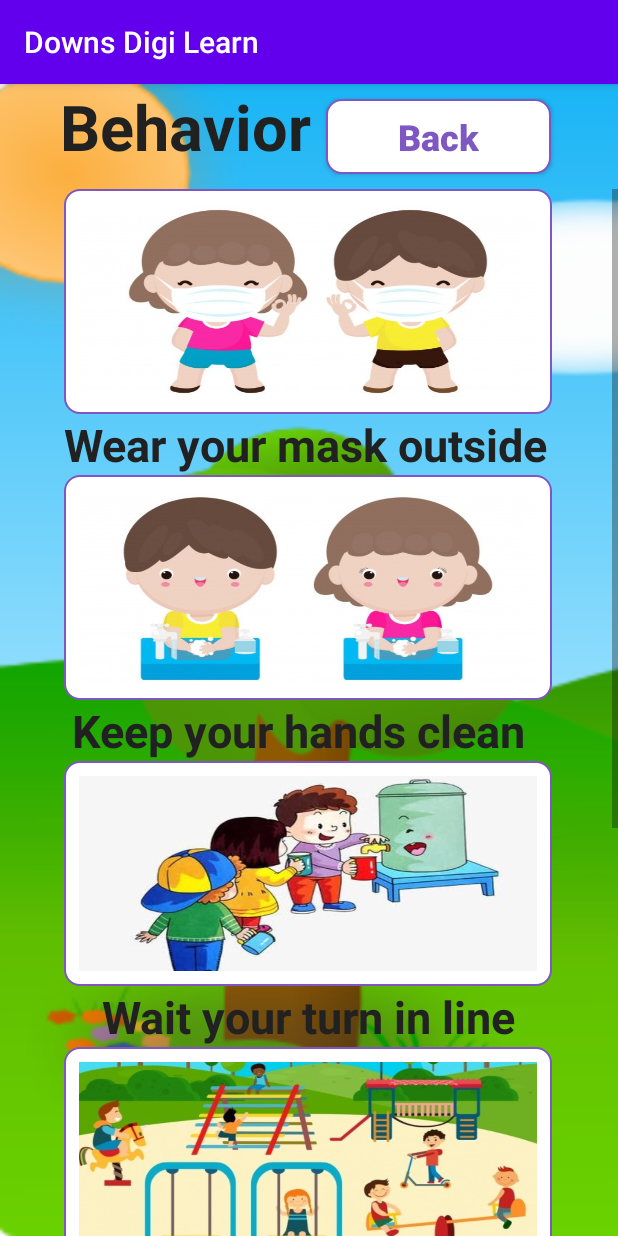
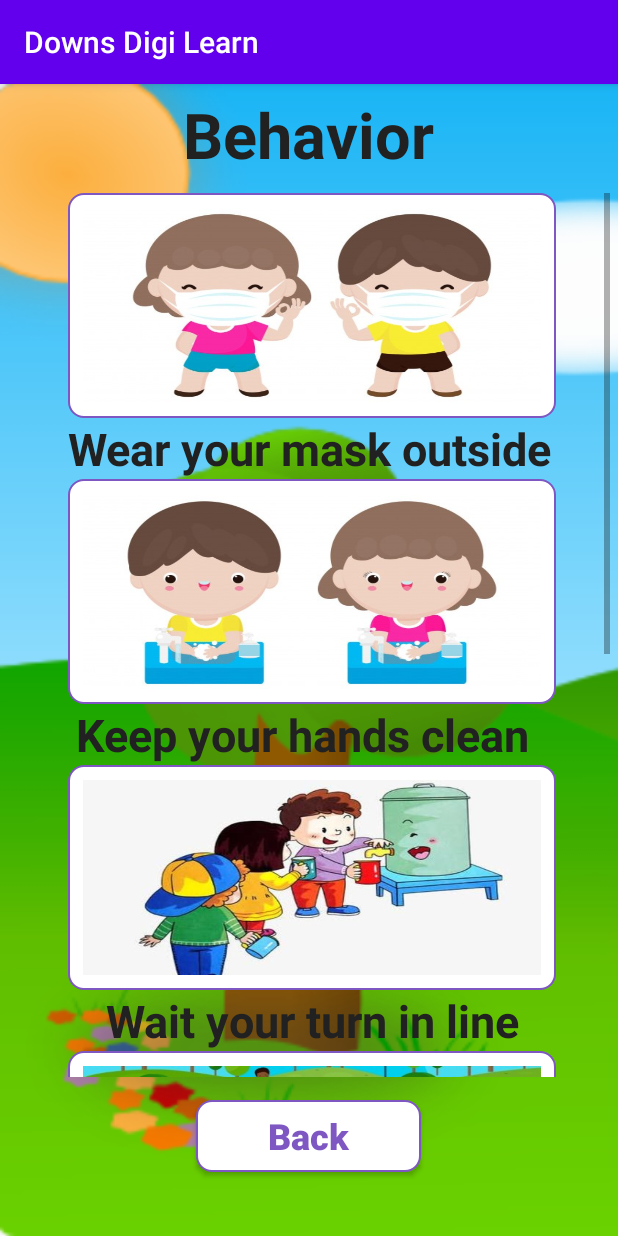
Before and after one commit to Wil6group/Wil6App, an Android app: the Behavior screen opened directly, with no data from a screen before it, on a phone screen of 412 x 824 dp. Run offline under Robolectric (Android 15) with nearby library versions, the phone set to English and light mode, and no system bars.

Commit message:
fixed text alignemnt

```diff
--- a/app/src/main/res/layout/activity_anagram_menu.xml
+++ b/app/src/main/res/layout/activity_anagram_menu.xml
@@ -200,9 +200,7 @@
         android:layout_width="wrap_content"
         android:layout_height="wrap_content"
         android:layout_gravity="center_horizontal"
-        android:layout_marginStart="29dp"
         android:layout_marginTop="15dp"
-        android:layout_marginEnd="100dp"
         android:layout_marginBottom="38dp"
         android:text="Anagram Games"
         android:textColor="@color/Black"
@@ -210,6 +208,7 @@
         android:textStyle="bold"
         app:layout_constraintBottom_toTopOf="@+id/button"
         app:layout_constraintEnd_toEndOf="parent"
+        app:layout_constraintHorizontal_bias="0.5"
         app:layout_constraintStart_toStartOf="parent"
         app:layout_constraintTop_toTopOf="parent" />
 </androidx.constraintlayout.widget.ConstraintLayout>
--- a/app/src/main/res/layout/activity_animal_test.xml
+++ b/app/src/main/res/layout/activity_animal_test.xml
@@ -63,9 +63,7 @@
         android:layout_width="wrap_content"
         android:layout_height="wrap_content"
         android:layout_gravity="center_horizontal"
-        android:layout_marginStart="16dp"
         android:layout_marginTop="14dp"
-        android:layout_marginEnd="149dp"
         android:layout_marginBottom="63dp"
         android:text="Animals Test"
         android:textColor="@color/Black"
--- a/app/src/main/res/layout/activity_animals_options.xml
+++ b/app/src/main/res/layout/activity_animals_options.xml
@@ -30,6 +30,7 @@
         android:layout_width="match_parent"
         android:layout_height="wrap_content"
         android:orientation="horizontal"
+        android:gravity="center"
         app:layout_constraintEnd_toEndOf="parent"
         app:layout_constraintStart_toStartOf="parent"
         app:layout_constraintTop_toTopOf="parent">
@@ -38,7 +39,6 @@
             android:layout_width="wrap_content"
             android:layout_height="wrap_content"
             android:layout_gravity="center_horizontal"
-            android:layout_marginLeft="40dp"
             android:text="Options"
             android:textColor="@color/Black"
             android:textSize="42dp"
--- a/app/src/main/res/layout/activity_behavior.xml
+++ b/app/src/main/res/layout/activity_behavior.xml
@@ -1,15 +1,18 @@
 <?xml version="1.0" encoding="utf-8"?>
-<androidx.constraintlayout.widget.ConstraintLayout xmlns:android="http://schemas.android.com/apk/res/android"
+<LinearLayout xmlns:android="http://schemas.android.com/apk/res/android"
     xmlns:app="http://schemas.android.com/apk/res-auto"
     xmlns:tools="http://schemas.android.com/tools"
     android:layout_width="match_parent"
+    android:orientation="vertical"
     android:layout_height="match_parent"
     tools:context=".Behavior"
     android:background="@drawable/bg3">
 
     <LinearLayout
         android:layout_width="match_parent"
-        android:layout_height="match_parent"
+        android:layout_height="wrap_content"
+        android:gravity="center"
+        android:padding="5dp"
         android:orientation="horizontal">
 
         <TextView
@@ -19,36 +22,15 @@
             android:textStyle="bold"
             android:textSize="42dp"
             android:textColor="@color/Black"
-            android:layout_gravity="center_horizontal"
-            android:layout_marginLeft="40dp"/>
-
-        <Button
-            android:id="@+id/Back"
-            android:layout_width="150dp"
-            android:layout_height="50dp"
-            android:background="@drawable/rounded_button_3"
-            android:text="Back"
-            android:textSize="24dp"
-            android:textStyle="bold"
-            android:textColor="@color/DeepPurple"
-            android:layout_marginTop="10dp"
-            android:layout_marginLeft="10dp"
-            android:textAllCaps="false"
-            android:layout_alignParentRight="true"
-            android:onClick="onBackClick"/>
+            android:layout_gravity="center_horizontal" />
 
     </LinearLayout>
 
     <ScrollView
-        android:layout_width="409dp"
-        android:layout_height="match_parent"
-        android:layout_marginTop="70dp"
-        app:layout_constraintBottom_toBottomOf="parent"
-        app:layout_constraintEnd_toEndOf="parent"
-        app:layout_constraintHorizontal_bias="1.0"
-        app:layout_constraintStart_toStartOf="parent"
-        app:layout_constraintTop_toTopOf="parent"
-        app:layout_constraintVertical_bias="0.0">
+        android:layout_width="match_parent"
+        android:layout_height="600dp"
+        android:layout_marginTop="0dp"
+        android:padding="5dp">
 
     <LinearLayout
         android:layout_width="match_parent"
@@ -252,4 +234,25 @@
     </LinearLayout>
     </ScrollView>
 
-</androidx.constraintlayout.widget.ConstraintLayout>
+    <LinearLayout
+        android:layout_width="match_parent"
+        android:layout_height="wrap_content"
+        android:gravity="center"
+        android:orientation="horizontal">
+
+        <Button
+            android:id="@+id/Back"
+            android:layout_width="150dp"
+            android:layout_height="wrap_content"
+            android:background="@drawable/rounded_button_3"
+            android:text="Back"
+            android:textSize="24dp"
+            android:textStyle="bold"
+            android:textAllCaps="false"
+            android:textColor="@color/DeepPurple"
+            android:layout_margin="10dp"
+            android:onClick="onBackClick"/>
+
+    </LinearLayout>
+
+</LinearLayout>
--- a/app/src/main/res/layout/activity_body_options.xml
+++ b/app/src/main/res/layout/activity_body_options.xml
@@ -31,6 +31,7 @@
         android:layout_height="wrap_content"
         android:orientation="horizontal"
         app:layout_constraintEnd_toEndOf="parent"
+        android:gravity="center_horizontal"
         app:layout_constraintStart_toStartOf="parent"
         app:layout_constraintTop_toTopOf="parent">
 
@@ -38,7 +39,6 @@
             android:layout_width="wrap_content"
             android:layout_height="wrap_content"
             android:layout_gravity="center_horizontal"
-            android:layout_marginLeft="40dp"
             android:text="Body"
             android:textColor="@color/Black"
             android:textSize="42dp"
--- a/app/src/main/res/layout/activity_body_test.xml
+++ b/app/src/main/res/layout/activity_body_test.xml
@@ -47,9 +47,7 @@
         android:layout_width="wrap_content"
         android:layout_height="wrap_content"
         android:layout_gravity="center_horizontal"
-        android:layout_marginStart="16dp"
         android:layout_marginTop="14dp"
-        android:layout_marginEnd="149dp"
         android:layout_marginBottom="63dp"
         android:text="Body Test"
         android:textColor="@color/Black"
--- a/app/src/main/res/layout/activity_colour_test.xml
+++ b/app/src/main/res/layout/activity_colour_test.xml
@@ -63,9 +63,7 @@
         android:layout_width="wrap_content"
         android:layout_height="wrap_content"
         android:layout_gravity="center_horizontal"
-        android:layout_marginStart="16dp"
         android:layout_marginTop="14dp"
-        android:layout_marginEnd="149dp"
         android:layout_marginBottom="63dp"
         android:text="Colours Test"
         android:textColor="@color/Black"
--- a/app/src/main/res/layout/activity_colours_options.xml
+++ b/app/src/main/res/layout/activity_colours_options.xml
@@ -32,13 +32,13 @@
         android:orientation="horizontal"
         app:layout_constraintEnd_toEndOf="parent"
         app:layout_constraintStart_toStartOf="parent"
+        android:gravity="center_horizontal"
         app:layout_constraintTop_toTopOf="parent">
 
         <TextView
             android:layout_width="wrap_content"
             android:layout_height="wrap_content"
             android:layout_gravity="center_horizontal"
-            android:layout_marginLeft="40dp"
             android:text="Colours"
             android:textColor="@color/Black"
             android:textSize="42dp"
--- a/app/src/main/res/layout/activity_games.xml
+++ b/app/src/main/res/layout/activity_games.xml
@@ -31,6 +31,7 @@
         android:layout_height="wrap_content"
         android:orientation="horizontal"
         app:layout_constraintEnd_toEndOf="parent"
+        android:gravity="center_horizontal"
         app:layout_constraintStart_toStartOf="parent"
         app:layout_constraintTop_toTopOf="parent">
 
@@ -38,7 +39,6 @@
             android:layout_width="wrap_content"
             android:layout_height="wrap_content"
             android:layout_gravity="center_horizontal"
-            android:layout_marginLeft="40dp"
             android:text="Games"
             android:textColor="@color/Black"
             android:textSize="42dp"
--- a/app/src/main/res/layout/activity_numbers_options.xml
+++ b/app/src/main/res/layout/activity_numbers_options.xml
@@ -30,6 +30,7 @@
         android:id="@+id/linearLayout2"
         android:layout_width="match_parent"
         android:layout_height="wrap_content"
+        android:gravity="center_horizontal"
         android:orientation="horizontal"
         app:layout_constraintEnd_toEndOf="parent"
         app:layout_constraintStart_toStartOf="parent"
@@ -39,7 +40,6 @@
             android:layout_width="wrap_content"
             android:layout_height="wrap_content"
             android:layout_gravity="center_horizontal"
-            android:layout_marginLeft="40dp"
             android:text="Maths"
             android:textColor="@color/Black"
             android:textSize="42dp"
--- a/app/src/main/res/layout/activity_pic_matching_menu.xml
+++ b/app/src/main/res/layout/activity_pic_matching_menu.xml
@@ -101,9 +101,7 @@
         android:layout_width="wrap_content"
         android:layout_height="wrap_content"
         android:layout_gravity="center_horizontal"
-        android:layout_marginStart="28dp"
         android:layout_marginTop="15dp"
-        android:layout_marginEnd="61dp"
         android:layout_marginBottom="39dp"
         android:text="Picture Matching"
         android:textColor="@color/Black"
--- a/app/src/main/res/layout/activity_portal.xml
+++ b/app/src/main/res/layout/activity_portal.xml
@@ -32,6 +32,7 @@
         android:layout_height="wrap_content"
         android:orientation="horizontal"
         app:layout_constraintEnd_toEndOf="parent"
+        android:gravity="center_horizontal"
         app:layout_constraintStart_toStartOf="parent"
         app:layout_constraintTop_toTopOf="parent">
 
@@ -39,7 +40,6 @@
             android:layout_width="wrap_content"
             android:layout_height="wrap_content"
             android:layout_gravity="center_horizontal"
-            android:layout_marginLeft="5dp"
             android:text="Parent Portal"
             android:textColor="@color/Black"
             android:textSize="42dp"
--- a/app/src/main/res/layout/activity_shapes_options.xml
+++ b/app/src/main/res/layout/activity_shapes_options.xml
@@ -32,13 +32,13 @@
         android:orientation="horizontal"
         app:layout_constraintEnd_toEndOf="parent"
         app:layout_constraintStart_toStartOf="parent"
+        android:gravity="center_horizontal"
         app:layout_constraintTop_toTopOf="parent">
 
         <TextView
             android:layout_width="wrap_content"
             android:layout_height="wrap_content"
             android:layout_gravity="center_horizontal"
-            android:layout_marginLeft="40dp"
             android:text="Shapes"
             android:textColor="@color/Black"
             android:textSize="42dp"
--- a/app/src/main/res/layout/activity_shapes_test.xml
+++ b/app/src/main/res/layout/activity_shapes_test.xml
@@ -63,9 +63,7 @@
         android:layout_width="wrap_content"
         android:layout_height="wrap_content"
         android:layout_gravity="center_horizontal"
-        android:layout_marginStart="16dp"
         android:layout_marginTop="14dp"
-        android:layout_marginEnd="149dp"
         android:layout_marginBottom="63dp"
         android:text="Shapes Test"
         android:textColor="@color/Black"
--- a/app/src/main/res/layout/activity_shapes_test_level_1.xml
+++ b/app/src/main/res/layout/activity_shapes_test_level_1.xml
@@ -26,7 +26,6 @@
         android:id="@+id/textView"
         android:layout_width="wrap_content"
         android:layout_height="wrap_content"
-        android:layout_marginEnd="177dp"
         android:text="Real Life Shapes"
         android:textColor="@color/Black"
         android:textSize="30sp"
```
